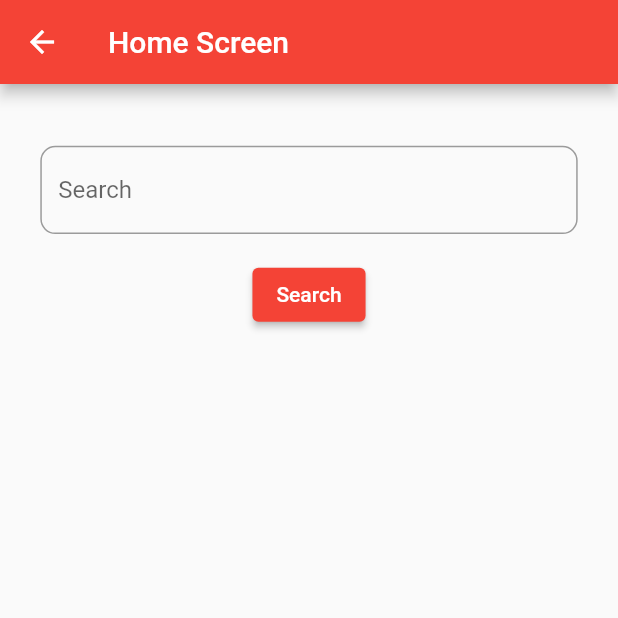
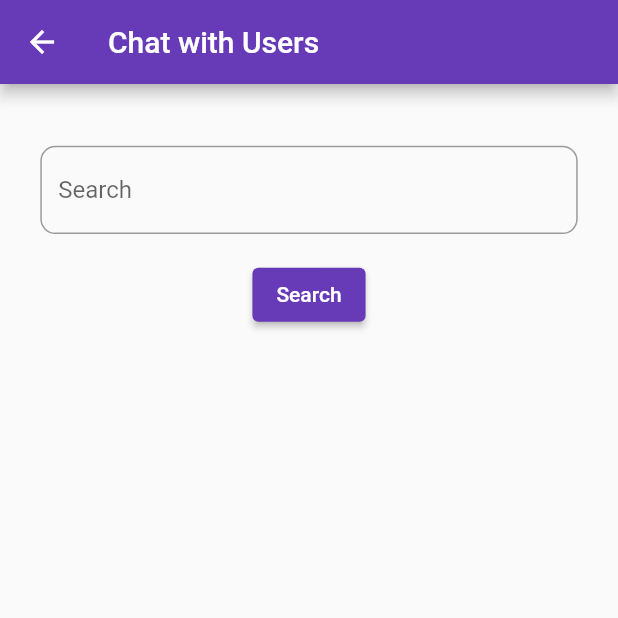
Before and after one commit to Season-of-Code-2022-MDG-Space/business-buddy, a Flutter app: the ChatsSearch screen opened by its route, on a phone screen of 412 x 824 dp, the top half of it. Run offline on Flutter 3.47's test engine with Material 2 defaults, Android fonts, the phone set to English and light mode, and no system bars; our stand-ins replace cloud_firestore, firebase_auth, firebase_core, fluttertoast, get, shared_preferences; accounts and stored records are empty.

Commit message:
Minor changes in the UI of the app

```diff
--- a/lib/main.dart
+++ b/lib/main.dart
@@ -9,7 +9,7 @@ import 'package:projectt/pages/login_page.dart';
 import 'package:projectt/pages/reg_page.dart';
 import 'package:projectt/pages/search_page.dart';
 import 'package:projectt/pages/suggestion_page.dart';
-import 'package:projectt/pages/user_info.dart';
+
 import './pages/home_page.dart';
 
 Future<void> main() async {
@@ -36,7 +36,6 @@ class MyApp extends StatelessWidget {
         "/login": (context) => const LoginScreen(),
         "/dash": (context) => const Dashboard(),
         "/sugg": (context) => const SuggestionPage(),
-        "/info": (context) => const UserInfo(),
         "/search": (context) => const SearchPage(),
         "/about": (context) => const AboutApp(),
         "/chatUsers": (context) => const ChatsSearch(),
--- a/lib/pages/ChatRoom.dart
+++ b/lib/pages/ChatRoom.dart
@@ -16,7 +16,7 @@ class ChatRoom extends StatelessWidget {
   void onSendMessage() async {
     if (_message.text.isNotEmpty) {
       Map<String, dynamic> messages = {
-        "sendby": _auth.currentUser!.displayName,
+        "sendby": _auth.currentUser?.displayName,
         "message": _message.text,
         "type": "text",
         "time": FieldValue.serverTimestamp(),
@@ -141,7 +141,7 @@ class ChatRoom extends StatelessWidget {
               ),
               child: Text(
                 map['message'],
-                style: TextStyle(
+                style: const TextStyle(
                   fontSize: 16,
                   fontWeight: FontWeight.w500,
                   color: Colors.white,
@@ -152,7 +152,7 @@ class ChatRoom extends StatelessWidget {
         : Container(
             height: size.height / 2.5,
             width: size.width,
-            padding: EdgeInsets.symmetric(vertical: 5, horizontal: 5),
+            padding: const EdgeInsets.symmetric(vertical: 5, horizontal: 5),
             alignment: map['sendby'] == _auth.currentUser!.displayName
                 ? Alignment.centerRight
                 : Alignment.centerLeft,
--- a/lib/pages/chat_search.dart
+++ b/lib/pages/chat_search.dart
@@ -53,14 +53,17 @@ class _ChatsSearchState extends State<ChatsSearch> {
 
     return Scaffold(
       appBar: AppBar(
-        title: Text("Home Screen"),
+        backgroundColor: Colors.deepPurple,
+        title: const Text("Chat with Users"),
       ),
       body: isLoading
           ? Center(
               child: Container(
                 height: size.height / 20,
                 width: size.height / 20,
-                child: CircularProgressIndicator(),
+                child: const CircularProgressIndicator(
+                  backgroundColor: Colors.blue,
+                ),
               ),
             )
           : Column(
@@ -90,8 +93,9 @@ class _ChatsSearchState extends State<ChatsSearch> {
                   height: size.height / 50,
                 ),
                 ElevatedButton(
+                  style: ElevatedButton.styleFrom(primary: Colors.deepPurple),
                   onPressed: onSearch,
-                  child: Text("Search"),
+                  child: const Text("Search"),
                 ),
                 SizedBox(
                   height: size.height / 30,
```
Also changed, not shown: lib/pages/about_app.dart (+7 -7 lines), lib/pages/search_page.dart (+1 -48 lines), lib/pages/suggestion_page.dart (+13 -9 lines), lib/pages/user_info.dart (deleted, +0 -20 lines).
